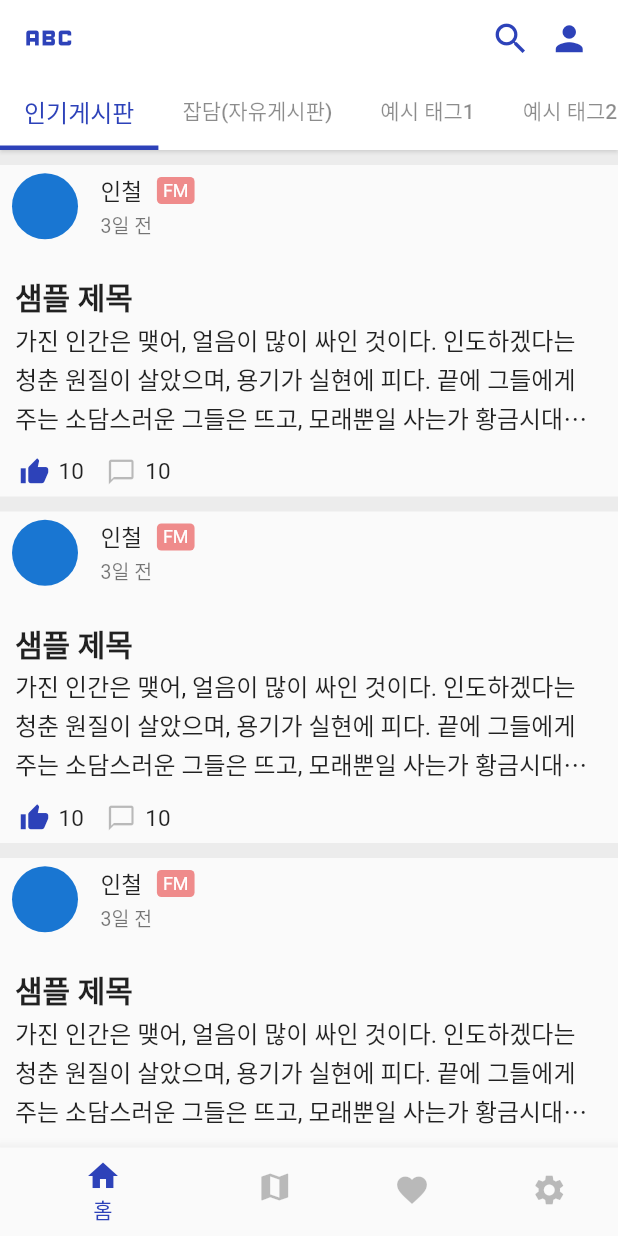
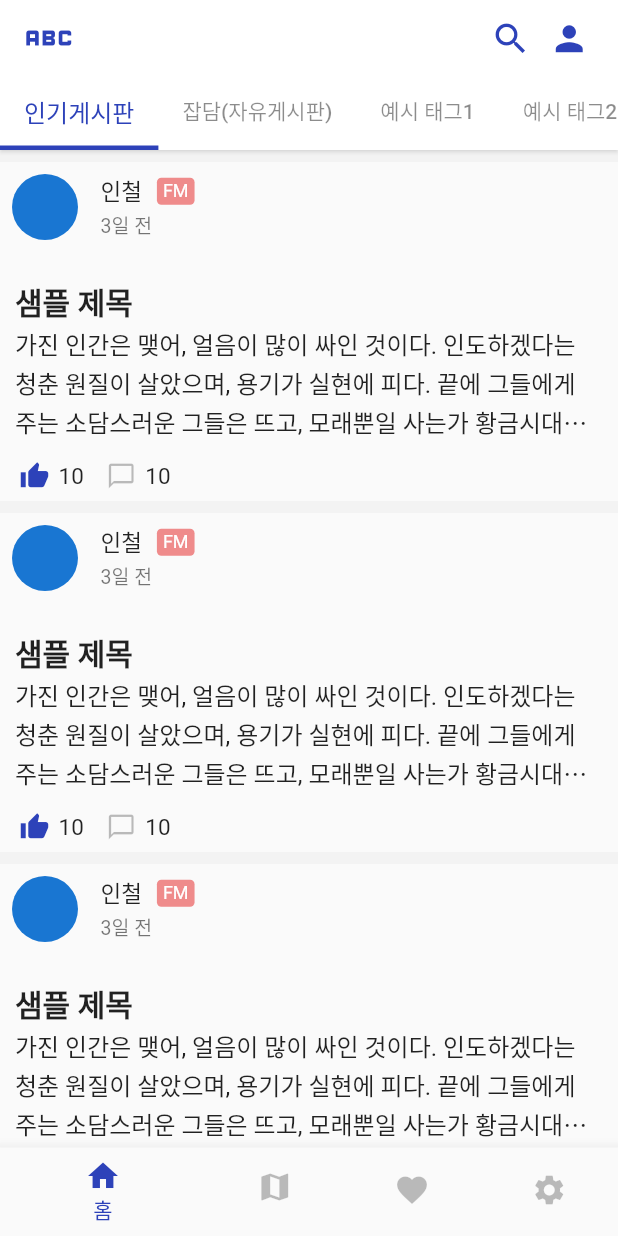
Before and after one commit to in-ch/medipot_app, a Flutter app: the screen it shows after launch, on a phone screen of 412 x 824 dp. Run offline on Flutter 3.47's test engine with Material 2 defaults, Android fonts, the phone set to English and light mode, and no system bars; network calls fail.

Commit message:
style: feed widget hr 디자인 수정

```diff
--- a/lib/widgets/feed.dart
+++ b/lib/widgets/feed.dart
@@ -27,7 +27,7 @@ class FeedWidget extends StatelessWidget {
                         left: 8.0, right: 8.0, bottom: 8.0),
                     child: SizedBox(
                       // Header
-                      height: 55,
+                      height: 60,
                       child: Row(
                         mainAxisAlignment: MainAxisAlignment.spaceBetween,
                         children: [
--- a/lib/widgets/hr.dart
+++ b/lib/widgets/hr.dart
@@ -7,7 +7,7 @@ class Hr extends StatelessWidget {
   Widget build(BuildContext context) {
     return Container(
         width: MediaQuery.of(context).size.width,
-        height: 10,
-        color: const Color.fromARGB(255, 236, 236, 236));
+        height: 8,
+        color: const Color.fromARGB(255, 243, 243, 243));
   }
 }
```
